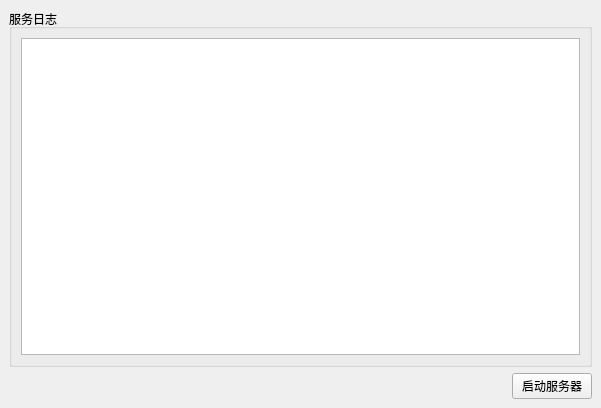
This is mainwindow.ui in wr-wanrui/wr_github as Qt 5 draws it before an edit. The edited form follows.
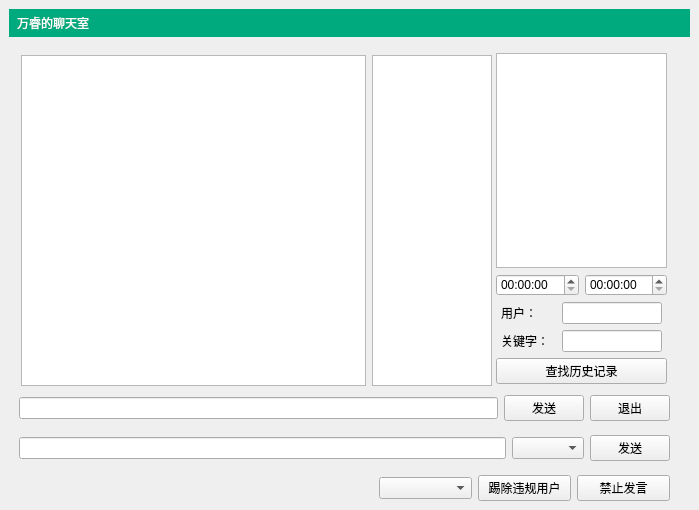
This is the edited form.

What changed in the file:
```diff
--- a/mainwindow.ui
+++ b/mainwindow.ui
@@ -6,50 +6,401 @@
    <rect>
     <x>0</x>
     <y>0</y>
-    <width>601</width>
-    <height>408</height>
+    <width>699</width>
+    <height>510</height>
    </rect>
   </property>
   <property name="windowTitle">
-   <string>服务器</string>
+   <string>聊天室客户端</string>
+  </property>
+  <property name="styleSheet">
+   <string notr="true">#titleLabel{
+background:white;
+border:none;
+color:rgb(255,255,255);
+font:24pt&quot;黑体&quot;;
+border-botton:1px solid black;
+padding:5px;
+background-color:rgba(0,170,127,255);
+}
+
+#mainFrame{
+border:none;
+background:white;
+}
+
+#loginFrame{
+background: qlineargradient(x1:0, y1:0, x2:0, y2:1, stop:0 #ddf, stop:1 #aaf);
+border:1px solid gray;
+padding:10px;
+border-radius:25px;
+}</string>
   </property>
   <widget class="QWidget" name="centralwidget">
-   <layout class="QGridLayout" name="gridLayout">
-    <item row="0" column="0">
-     <widget class="QGroupBox" name="groupBox">
-      <property name="title">
-       <string>服务日志</string>
+   <layout class="QVBoxLayout" name="verticalLayout">
+    <item>
+     <widget class="QLabel" name="titleLabel">
+      <property name="text">
+       <string>万睿的聊天室</string>
       </property>
-      <layout class="QVBoxLayout" name="verticalLayout">
-       <item>
-        <widget class="QPlainTextEdit" name="logEditor"/>
-       </item>
-      </layout>
      </widget>
     </item>
-    <item row="1" column="0">
-     <layout class="QHBoxLayout" name="horizontalLayout">
-      <item>
-       <spacer name="horizontalSpacer">
-        <property name="orientation">
-         <enum>Qt::Orientation::Horizontal</enum>
+    <item>
+     <widget class="QStackedWidget" name="stackedWidget">
+      <property name="styleSheet">
+       <string notr="true"/>
+      </property>
+      <property name="currentIndex">
+       <number>0</number>
+      </property>
+      <widget class="QWidget" name="chatPage">
+       <widget class="QWidget" name="layoutWidget">
+        <property name="geometry">
+         <rect>
+          <x>487</x>
+          <y>10</y>
+          <width>171</width>
+          <height>331</height>
+         </rect>
         </property>
-        <property name="sizeHint" stdset="0">
-         <size>
-          <width>40</width>
-          <height>20</height>
-         </size>
+        <layout class="QVBoxLayout" name="verticalLayout_4">
+         <item>
+          <widget class="QTextEdit" name="searchResultTextEdit"/>
+         </item>
+         <item>
+          <layout class="QVBoxLayout" name="verticalLayout_3">
+           <item>
+            <layout class="QHBoxLayout" name="horizontalLayout_5">
+             <item>
+              <widget class="QTimeEdit" name="startTimeEdit"/>
+             </item>
+             <item>
+              <widget class="QTimeEdit" name="endTimeEdit"/>
+             </item>
+            </layout>
+           </item>
+           <item>
+            <layout class="QHBoxLayout" name="horizontalLayout">
+             <item>
+              <widget class="QLabel" name="label_3">
+               <property name="maximumSize">
+                <size>
+                 <width>50</width>
+                 <height>16777215</height>
+                </size>
+               </property>
+               <property name="text">
+                <string>用户：</string>
+               </property>
+              </widget>
+             </item>
+             <item>
+              <widget class="QLineEdit" name="userSearchEdit">
+               <property name="minimumSize">
+                <size>
+                 <width>100</width>
+                 <height>0</height>
+                </size>
+               </property>
+               <property name="maximumSize">
+                <size>
+                 <width>100</width>
+                 <height>16777215</height>
+                </size>
+               </property>
+              </widget>
+             </item>
+            </layout>
+           </item>
+           <item>
+            <layout class="QHBoxLayout" name="horizontalLayout_4">
+             <item>
+              <widget class="QLabel" name="label_4">
+               <property name="maximumSize">
+                <size>
+                 <width>50</width>
+                 <height>16777215</height>
+                </size>
+               </property>
+               <property name="text">
+                <string>关键字：</string>
+               </property>
+              </widget>
+             </item>
+             <item>
+              <widget class="QLineEdit" name="keywordSearchEdit">
+               <property name="minimumSize">
+                <size>
+                 <width>50</width>
+                 <height>0</height>
+                </size>
+               </property>
+               <property name="maximumSize">
+                <size>
+                 <width>100</width>
+                 <height>16777215</height>
+                </size>
+               </property>
+              </widget>
+             </item>
+            </layout>
+           </item>
+           <item>
+            <widget class="QPushButton" name="searchButton">
+             <property name="text">
+              <string>查找历史记录</string>
+             </property>
+            </widget>
+           </item>
+          </layout>
+         </item>
+        </layout>
+       </widget>
+       <widget class="QWidget" name="layoutWidget">
+        <property name="geometry">
+         <rect>
+          <x>12</x>
+          <y>12</y>
+          <width>471</width>
+          <height>331</height>
+         </rect>
         </property>
-       </spacer>
-      </item>
-      <item>
-       <widget class="QPushButton" name="startStopButton">
-        <property name="text">
-         <string>启动服务器</string>
+        <layout class="QHBoxLayout" name="horizontalLayout_6">
+         <item>
+          <widget class="QTextEdit" name="roomTextEdit"/>
+         </item>
+         <item>
+          <widget class="QListWidget" name="userListWidget">
+           <property name="maximumSize">
+            <size>
+             <width>120</width>
+             <height>16777215</height>
+            </size>
+           </property>
+          </widget>
+         </item>
+        </layout>
+       </widget>
+       <widget class="QWidget" name="layoutWidget">
+        <property name="geometry">
+         <rect>
+          <x>10</x>
+          <y>350</y>
+          <width>651</width>
+          <height>30</height>
+         </rect>
         </property>
+        <layout class="QHBoxLayout" name="horizontalLayout_3">
+         <item>
+          <widget class="QLineEdit" name="sayLineEdit">
+           <property name="minimumSize">
+            <size>
+             <width>379</width>
+             <height>0</height>
+            </size>
+           </property>
+          </widget>
+         </item>
+         <item>
+          <widget class="QPushButton" name="sayButton">
+           <property name="minimumSize">
+            <size>
+             <width>50</width>
+             <height>0</height>
+            </size>
+           </property>
+           <property name="text">
+            <string>发送</string>
+           </property>
+          </widget>
+         </item>
+         <item>
+          <widget class="QPushButton" name="logoutButton">
+           <property name="text">
+            <string>退出</string>
+           </property>
+          </widget>
+         </item>
+        </layout>
        </widget>
-      </item>
-     </layout>
+       <widget class="QWidget" name="layoutWidget">
+        <property name="geometry">
+         <rect>
+          <x>10</x>
+          <y>390</y>
+          <width>651</width>
+          <height>30</height>
+         </rect>
+        </property>
+        <layout class="QHBoxLayout" name="horizontalLayout_2">
+         <item>
+          <widget class="QLineEdit" name="privateMessageLineEdit">
+           <property name="minimumSize">
+            <size>
+             <width>300</width>
+             <height>0</height>
+            </size>
+           </property>
+          </widget>
+         </item>
+         <item>
+          <widget class="QComboBox" name="privateTargetComboBox"/>
+         </item>
+         <item>
+          <widget class="QPushButton" name="privateSendButton">
+           <property name="text">
+            <string>发送</string>
+           </property>
+          </widget>
+         </item>
+        </layout>
+       </widget>
+       <widget class="QWidget" name="layoutWidget">
+        <property name="geometry">
+         <rect>
+          <x>370</x>
+          <y>430</y>
+          <width>291</width>
+          <height>30</height>
+         </rect>
+        </property>
+        <layout class="QHBoxLayout" name="horizontalLayout_7">
+         <item>
+          <widget class="QComboBox" name="adminTargetComboBox"/>
+         </item>
+         <item>
+          <widget class="QPushButton" name="kickButton">
+           <property name="text">
+            <string>踢除违规用户</string>
+           </property>
+          </widget>
+         </item>
+         <item>
+          <widget class="QPushButton" name="banButton">
+           <property name="text">
+            <string>禁止发言</string>
+           </property>
+          </widget>
+         </item>
+        </layout>
+       </widget>
+      </widget>
+      <widget class="QWidget" name="loginPage">
+       <layout class="QGridLayout" name="gridLayout_2">
+        <item row="1" column="2">
+         <spacer name="horizontalSpacer_2">
+          <property name="orientation">
+           <enum>Qt::Orientation::Horizontal</enum>
+          </property>
+          <property name="sizeHint" stdset="0">
+           <size>
+            <width>140</width>
+            <height>20</height>
+           </size>
+          </property>
+         </spacer>
+        </item>
+        <item row="2" column="1">
+         <spacer name="verticalSpacer_3">
+          <property name="orientation">
+           <enum>Qt::Orientation::Vertical</enum>
+          </property>
+          <property name="sizeHint" stdset="0">
+           <size>
+            <width>20</width>
+            <height>53</height>
+           </size>
+          </property>
+         </spacer>
+        </item>
+        <item row="0" column="1">
+         <spacer name="verticalSpacer_2">
+          <property name="orientation">
+           <enum>Qt::Orientation::Vertical</enum>
+          </property>
+          <property name="sizeHint" stdset="0">
+           <size>
+            <width>20</width>
+            <height>54</height>
+           </size>
+          </property>
+         </spacer>
+        </item>
+        <item row="1" column="0">
+         <spacer name="horizontalSpacer">
+          <property name="orientation">
+           <enum>Qt::Orientation::Horizontal</enum>
+          </property>
+          <property name="sizeHint" stdset="0">
+           <size>
+            <width>141</width>
+            <height>20</height>
+           </size>
+          </property>
+         </spacer>
+        </item>
+        <item row="1" column="1">
+         <widget class="QFrame" name="loginFrame">
+          <property name="frameShape">
+           <enum>QFrame::Shape::StyledPanel</enum>
+          </property>
+          <property name="frameShadow">
+           <enum>QFrame::Shadow::Raised</enum>
+          </property>
+          <layout class="QVBoxLayout" name="verticalLayout_2">
+           <item>
+            <widget class="QLabel" name="label_2">
+             <property name="text">
+              <string>服务器地址</string>
+             </property>
+            </widget>
+           </item>
+           <item>
+            <widget class="QLineEdit" name="serverEdit">
+             <property name="maximumSize">
+              <size>
+               <width>120</width>
+               <height>16777215</height>
+              </size>
+             </property>
+             <property name="text">
+              <string>127.0.0.1</string>
+             </property>
+            </widget>
+           </item>
+           <item>
+            <widget class="QLabel" name="label">
+             <property name="text">
+              <string>昵称</string>
+             </property>
+            </widget>
+           </item>
+           <item>
+            <widget class="QLineEdit" name="usernameEdit">
+             <property name="maximumSize">
+              <size>
+               <width>120</width>
+               <height>16777215</height>
+              </size>
+             </property>
+             <property name="text">
+              <string/>
+             </property>
+            </widget>
+           </item>
+           <item>
+            <widget class="QPushButton" name="loginButton">
+             <property name="text">
+              <string>登录聊天室</string>
+             </property>
+            </widget>
+           </item>
+          </layout>
+         </widget>
+        </item>
+       </layout>
+      </widget>
+     </widget>
     </item>
    </layout>
   </widget>
```
